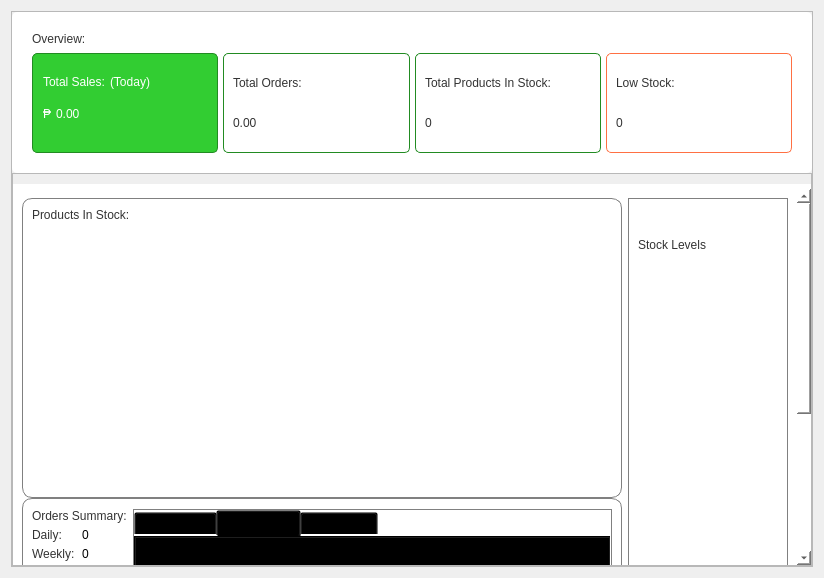
Above: app/src/ui/final_ui/dashboard.ui from Kazu0210/Inventory-System before the change. Below: the same form after it.
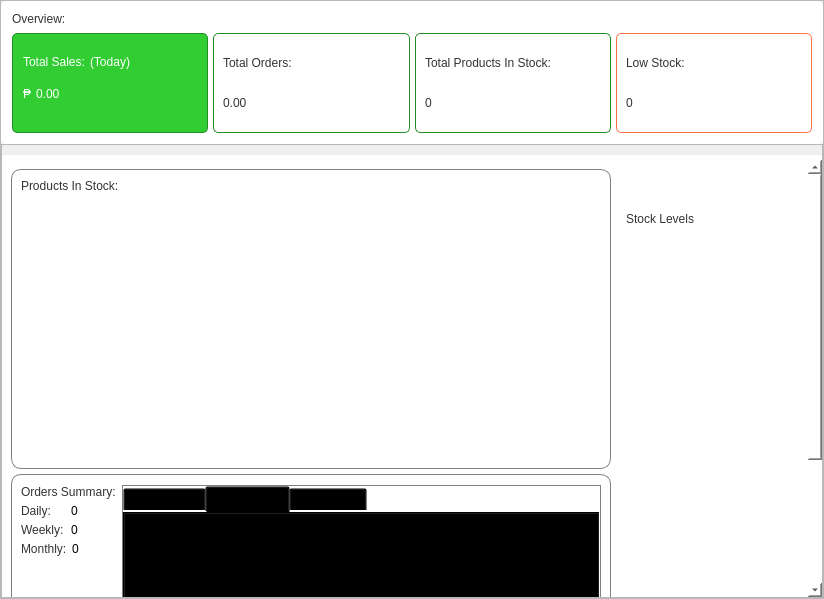
That is the form after the change.

What changed in the file:
```diff
--- a/app/src/ui/final_ui/dashboard.ui
+++ b/app/src/ui/final_ui/dashboard.ui
@@ -7,13 +7,28 @@
     <x>0</x>
     <y>0</y>
     <width>824</width>
-    <height>578</height>
+    <height>599</height>
    </rect>
   </property>
   <property name="windowTitle">
    <string>Form</string>
   </property>
   <layout class="QVBoxLayout" name="verticalLayout">
+   <property name="spacing">
+    <number>5</number>
+   </property>
+   <property name="leftMargin">
+    <number>0</number>
+   </property>
+   <property name="topMargin">
+    <number>0</number>
+   </property>
+   <property name="rightMargin">
+    <number>0</number>
+   </property>
+   <property name="bottomMargin">
+    <number>0</number>
+   </property>
    <item>
     <widget class="QFrame" name="frame">
      <property name="frameShape">
@@ -78,13 +93,16 @@
              <number>5</number>
             </property>
             <property name="leftMargin">
-             <number>9</number>
+             <number>0</number>
             </property>
             <property name="topMargin">
-             <number>9</number>
+             <number>0</number>
             </property>
             <property name="rightMargin">
-             <number>9</number>
+             <number>0</number>
+            </property>
+            <property name="bottomMargin">
+             <number>0</number>
             </property>
             <item alignment="Qt::AlignLeft">
              <widget class="QFrame" name="frame_6">
@@ -559,9 +577,9 @@
                <property name="geometry">
                 <rect>
                  <x>0</x>
-                 <y>0</y>
-                 <width>785</width>
-                 <height>618</height>
+                 <y>-130</y>
+                 <width>803</width>
+                 <height>623</height>
                 </rect>
                </property>
                <layout class="QHBoxLayout" name="horizontalLayout_2">
@@ -590,7 +608,7 @@
                   </property>
                   <layout class="QVBoxLayout" name="verticalLayout_16">
                    <property name="spacing">
-                    <number>0</number>
+                    <number>5</number>
                    </property>
                    <property name="leftMargin">
                     <number>0</number>
@@ -1043,7 +1061,6 @@
                   <property name="styleSheet">
                    <string notr="true">#frame_13{
 background-color:rgb(255, 255, 255);
-border:1px solid gray;
 }</string>
                   </property>
                   <property name="frameShape">
```
